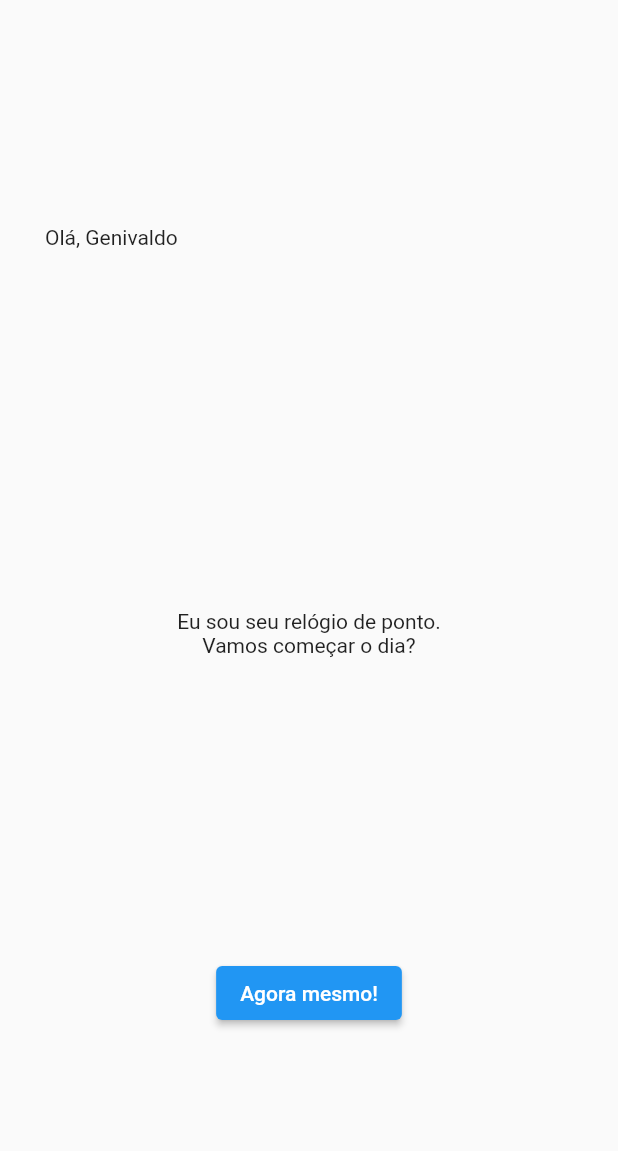
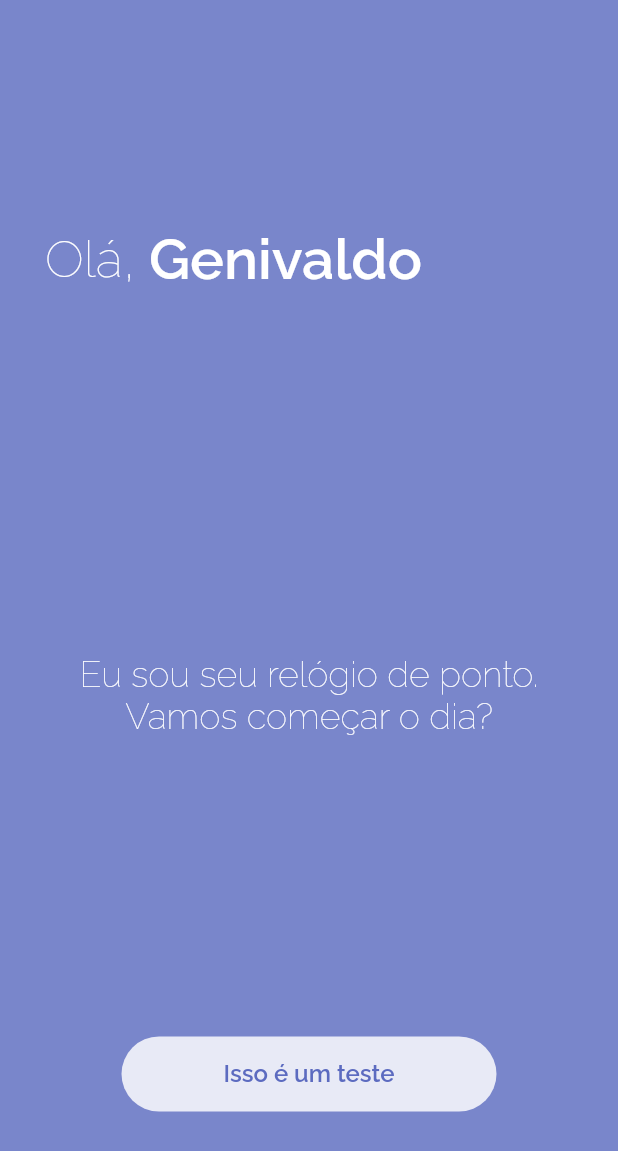
Before and after one commit to gpsmar/relogio-ponto, a Flutter app: the screen it shows after launch, on a phone screen of 412 x 824 dp. Shown: the top 1151 px of the screen. Run offline on Flutter 3.47's test engine with Material 2 defaults, Android fonts, the phone set to English and light mode, and no system bars.

Commit message:
Novas mudanças

```diff
--- a/relogio_ponto/lib/main.dart
+++ b/relogio_ponto/lib/main.dart
@@ -9,8 +9,24 @@ class MyApp extends StatelessWidget {
   @override
   Widget build(BuildContext context) {
     return MaterialApp(
-        debugShowCheckedModeBanner: false,
-        title: 'Meu Relógio de Ponto',
-        home: HomePage());
+      debugShowCheckedModeBanner: false,
+      title: 'Meu Relógio de Ponto',
+      home: HomePage(),
+      theme: ThemeData(
+        primaryColor: Colors.indigo[300],
+        fontFamily: 'Raleway',
+        textTheme: TextTheme(
+            headline5: TextStyle(
+              color: Colors.white,
+            ),
+            headline4: TextStyle(
+              color: Colors.white,
+            ),
+            headline3: TextStyle(
+                color: Colors.white,
+                fontWeight: FontWeight.w700,
+                fontSize: 38)),
+      ),
+    );
   }
 }
--- a/relogio_ponto/lib/views/homepage.dart
+++ b/relogio_ponto/lib/views/homepage.dart
@@ -5,35 +5,65 @@ class HomePage extends StatelessWidget {
   @override
   Widget build(BuildContext context) {
     return Scaffold(
+      backgroundColor: Theme.of(context).primaryColor,
       body: Container(
         padding: EdgeInsets.only(top: 150, left: 30, right: 30),
         child: Column(
           children: [
             Row(
               children: [
-                Text('Olá, '),
-                Text('Genivaldo'),
+                Text(
+                  'Olá, ',
+                  style: Theme.of(context).textTheme.headline4,
+                ),
+                Text(
+                  'Genivaldo',
+                  style: Theme.of(context).textTheme.headline3,
+                ),
               ],
             ),
             Padding(
               padding: const EdgeInsets.only(top: 240),
               child: Column(
                 children: [
-                  Text('Eu sou seu relógio de ponto.'),
-                  Text('Vamos começar o dia?'),
+                  Text(
+                    'Eu sou seu relógio de ponto.',
+                    style: Theme.of(context).textTheme.headline5,
+                  ),
+                  Text(
+                    'Vamos começar o dia?',
+                    style: Theme.of(context).textTheme.headline5,
+                  ),
                 ],
               ),
             ),
             Padding(
               padding: EdgeInsets.only(top: 200),
-              child: ElevatedButton(
-                onPressed: () {
-                  Navigator.push(
-                    context,
-                    MaterialPageRoute(builder: (context) => Relogio()),
-                  );
+              child: InkWell(
+                onTap: () {
+                  Navigator.push(context, MaterialPageRoute(
+                    builder: (context) {
+                      return Relogio();
+                    },
+                  ));
                 },
-                child: Text('Agora mesmo!'),
+                child: Container(
+                  alignment: Alignment.center,
+                  width: 250,
+                  height: 50,
+                  decoration: BoxDecoration(
+                    borderRadius: BorderRadius.circular(100),
+                    color: Colors.indigo[50],
+                  ),
+                  child: Text(
+                    'Isso é um teste',
+                    style: TextStyle(
+                        fontFamily: 'Raleway',
+                        color: Colors.indigo[400],
+                        fontWeight: FontWeight.bold,
+                        fontSize: 16),
+                  ),
+                ),
               ),
             )
           ],
```
Also changed, not shown: relogio_ponto/pubspec.yaml (+7 -7 lines), relogio_ponto/lib/assets/fonts/Raleway-SemiBold.ttf (added), relogio_ponto/lib/assets/fonts/Raleway-Thin.ttf (added), relogio_ponto/pubspec.lock.
